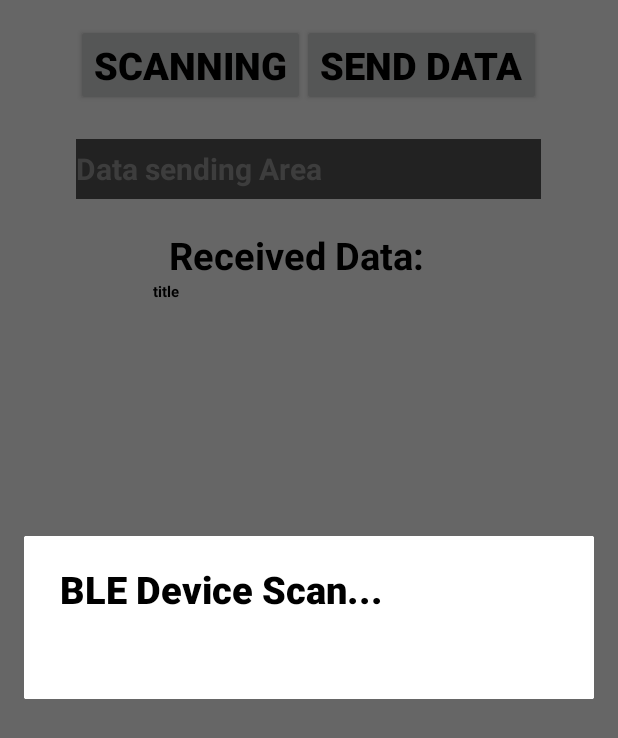
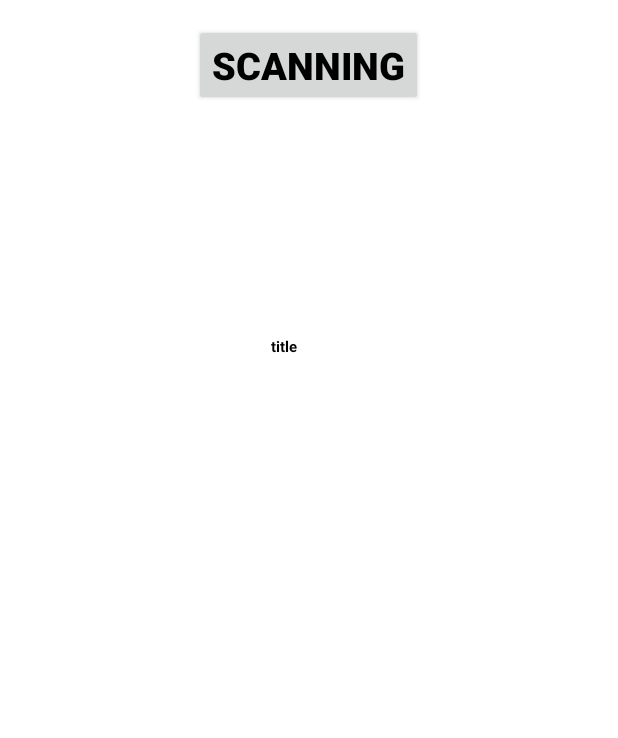
Before and after one commit to kangseonho/HADA_Outsourcing_Projects, an Android app: the MainActivity screen opened directly, with no data from a screen before it, after a tap on "SCAN", on a phone screen of 412 x 824 dp. Shown: the top 738 px of the screen. Run offline under Robolectric (Android 15) with nearby library versions, the phone set to English and light mode, and no system bars; 5 statements that could not run were skipped.

Commit message:
[healthApp] simple BLE connection
.

```diff
--- a/HealthApp/app/src/main/java/com/example/healthapp/ble/BlunoLibrary.java
+++ b/HealthApp/app/src/main/java/com/example/healthapp/ble/BlunoLibrary.java
@@ -35,7 +35,7 @@ import com.example.healthapp.R;
 import java.util.ArrayList;
 import java.util.List;
 
-public abstract  class BlunoLibrary  extends Activity{
+public abstract  class BlunoLibrary extends Activity{
 
     private Context mainContext=this;
     private  String [] mStrPermission = {
@@ -85,8 +85,8 @@ public abstract  class BlunoLibrary  extends Activity{
     BluetoothLeService mBluetoothLeService;
     private ArrayList<ArrayList<BluetoothGattCharacteristic>> mGattCharacteristics =
             new ArrayList<ArrayList<BluetoothGattCharacteristic>>();
-    private LeDeviceListAdapter mLeDeviceListAdapter=null;
     private BluetoothAdapter mBluetoothAdapter;
+    private BluetoothDevice mBluno;
     private boolean mScanning =false;
     AlertDialog mScanDeviceDialog;
     private String mDeviceName;
@@ -135,18 +135,10 @@ public abstract  class BlunoLibrary  extends Activity{
 
         Intent gattServiceIntent = new Intent(this, BluetoothLeService.class);
         bindService(gattServiceIntent, mServiceConnection, Context.BIND_AUTO_CREATE);
+    }
 
-
-        // Initializes list view adapter.
-        mLeDeviceListAdapter = new LeDeviceListAdapter();
-        // Initializes and show the scan Device Dialog
-        mScanDeviceDialog = new AlertDialog.Builder(mainContext)
-                .setTitle("BLE Device Scan...").setAdapter(mLeDeviceListAdapter, new DialogInterface.OnClickListener() {
-
-                    @Override
-                    public void onClick(DialogInterface dialog, int which)
-                    {
-                        final BluetoothDevice device = mLeDeviceListAdapter.getDevice(which);
+    public void onConnection() {
+        final BluetoothDevice device = mBluno;
         if (device == null)
             return;
         scanLeDevice(false);
@@ -177,22 +169,6 @@ public abstract  class BlunoLibrary  extends Activity{
             }
         }
     }
-                })
-                .setOnCancelListener(new DialogInterface.OnCancelListener() {
-
-                    @Override
-                    public void onCancel(DialogInterface arg0) {
-                        System.out.println("mBluetoothAdapter.stopLeScan");
-
-                        mConnectionState = connectionStateEnum.isToScan;
-                        onConectionStateChange(mConnectionState);
-                        mScanDeviceDialog.dismiss();
-
-                        scanLeDevice(false);
-                    }
-                }).create();
-
-    }
 
 
 
@@ -220,7 +196,6 @@ public abstract  class BlunoLibrary  extends Activity{
         System.out.println("BLUNOActivity onPause");
         scanLeDevice(false);
         mainContext.unregisterReceiver(mGattUpdateReceiver);
-        mLeDeviceListAdapter.clear();
         mConnectionState=connectionStateEnum.isToScan;
         onConectionStateChange(mConnectionState);
         mScanDeviceDialog.dismiss();
@@ -359,13 +334,11 @@ public abstract  class BlunoLibrary  extends Activity{
                 mConnectionState=connectionStateEnum.isScanning;
                 onConectionStateChange(mConnectionState);
                 scanLeDevice(true);
-                mScanDeviceDialog.show();
                 break;
             case isToScan:
                 mConnectionState=connectionStateEnum.isScanning;
                 onConectionStateChange(mConnectionState);
                 scanLeDevice(true);
-                mScanDeviceDialog   .show();
                 break;
             case isScanning:
 
@@ -395,16 +368,6 @@ public abstract  class BlunoLibrary  extends Activity{
 
     void scanLeDevice(final boolean enable) {
         if (enable) {
-            // Stops scanning after a pre-defined scan period.
-
-            System.out.println("mBluetoothAdapter.startLeScan");
-
-            if(mLeDeviceListAdapter != null)
-            {
-                mLeDeviceListAdapter.clear();
-                mLeDeviceListAdapter.notifyDataSetChanged();
-            }
-
             if(!mScanning)
             {
                 mScanning = true;
@@ -448,9 +411,10 @@ public abstract  class BlunoLibrary  extends Activity{
             ((Activity) mainContext).runOnUiThread(new Runnable() {
                 @Override
                 public void run() {
-                    System.out.println("mLeScanCallback onLeScan run ");
-                    mLeDeviceListAdapter.addDevice(device);
-                    mLeDeviceListAdapter.notifyDataSetChanged();
+                    if(device.getAddress().equals("D0:B5:C2:8F:77:5F")) {
+                        mBluno = device;
+                        onConnection();
+                    }
                 }
             });
         }
@@ -518,74 +482,6 @@ public abstract  class BlunoLibrary  extends Activity{
         return intentFilter;
     }
 
-    private class LeDeviceListAdapter extends BaseAdapter {
-        private ArrayList<BluetoothDevice> mLeDevices;
-        private LayoutInflater mInflator;
-
-        public LeDeviceListAdapter() {
-            super();
-            mLeDevices = new ArrayList<BluetoothDevice>();
-            mInflator =  ((Activity) mainContext).getLayoutInflater();
-        }
-
-        public void addDevice(BluetoothDevice device) {
-            if (!mLeDevices.contains(device)) {
-                mLeDevices.add(device);
-            }
-        }
-
-        public BluetoothDevice getDevice(int position) {
-            return mLeDevices.get(position);
-        }
-
-        public void clear() {
-            mLeDevices.clear();
-        }
-
-        @Override
-        public int getCount() {
-            return mLeDevices.size();
-        }
-
-        @Override
-        public Object getItem(int i) {
-            return mLeDevices.get(i);
-        }
-
-        @Override
-        public long getItemId(int i) {
-            return i;
-        }
-
-        @Override
-        public View getView(int i, View view, ViewGroup viewGroup) {
-            ViewHolder viewHolder;
-            // General ListView optimization code.
-            if (view == null) {
-                view = mInflator.inflate(R.layout.listitem_device, null);
-                viewHolder = new ViewHolder();
-                viewHolder.deviceAddress = (TextView) view
-                        .findViewById(R.id.device_address);
-                viewHolder.deviceName = (TextView) view
-                        .findViewById(R.id.device_name);
-                System.out.println("mInflator.inflate  getView");
-                view.setTag(viewHolder);
-            } else {
-                viewHolder = (ViewHolder) view.getTag();
-            }
-
-            BluetoothDevice device = mLeDevices.get(i);
-            final String deviceName = device.getName();
-            if (deviceName != null && deviceName.length() > 0)
-                viewHolder.deviceName.setText(deviceName);
-            else
-                viewHolder.deviceName.setText(R.string.unknown_device);
-            viewHolder.deviceAddress.setText(device.getAddress());
-
-            return view;
-        }
-    }
-
     public void request(int requestCode, OnPermissionsResult permissionsResult){
         if(!checkPermissionsAll()){
             requestPermissionAll(requestCode, permissionsResult);
--- a/HealthApp/app/src/main/java/com/example/healthapp/screen/MainActivity.java
+++ b/HealthApp/app/src/main/java/com/example/healthapp/screen/MainActivity.java
@@ -19,8 +19,6 @@ import java.util.List;
 
 public class MainActivity extends BlunoLibrary {
     private Button buttonScan;
-    private Button buttonSerialSend;
-    private EditText serialSendText;
     private TextView serialReceivedText;
 
     @Override
@@ -39,34 +37,20 @@ public class MainActivity extends BlunoLibrary {
                 Toast.makeText(MainActivity.this,"실패",Toast.LENGTH_SHORT).show();
             }
         });
-
-        onCreateProcess();														//onCreate Process by BlunoLibrary
+        //onCreate Process by BlunoLibrary
+        onCreateProcess();
 
 
-        serialBegin(115200);													//set the Uart Baudrate on BLE chip to 115200
+        serialBegin(115200);
 
-        serialReceivedText=(TextView) findViewById(R.id.serialReveicedText);	//initial the EditText of the received data
-        serialSendText=(EditText) findViewById(R.id.serialSendText);			//initial the EditText of the sending data
-
-        buttonSerialSend = (Button) findViewById(R.id.buttonSerialSend);		//initial the button for sending the data
-        buttonSerialSend.setOnClickListener(new OnClickListener() {
-
-            @Override
-            public void onClick(View v) {
-                // TODO Auto-generated method stub
-
-                serialSend(serialSendText.getText().toString());				//send the data to the BLUNO
-            }
-        });
+        serialReceivedText=(TextView) findViewById(R.id.serialReveicedText);
 
         buttonScan = (Button) findViewById(R.id.buttonScan);					//initial the button for scanning the BLE device
         buttonScan.setOnClickListener(new OnClickListener() {
 
             @Override
             public void onClick(View v) {
-                // TODO Auto-generated method stub
-
-                buttonScanOnClickProcess();										//Alert Dialog for selecting the BLE device
+                buttonScanOnClickProcess();
             }
         });
     }
--- a/HealthApp/app/src/main/res/layout/activity_main.xml
+++ b/HealthApp/app/src/main/res/layout/activity_main.xml
@@ -12,65 +12,30 @@
     android:focusableInTouchMode="true">
 
     <ScrollView
+        android:id="@+id/scrollView"
         android:layout_width="wrap_content"
         android:layout_height="wrap_content"
-        android:id="@+id/scrollView"
-        android:layout_below="@+id/editText2"
-        android:layout_alignStart="@+id/editText2"
+        android:layout_below="@+id/buttonScan"
         android:layout_alignParentBottom="true"
-        android:layout_alignEnd="@+id/serialSendText">
+        android:layout_marginTop="153dp"
+        android:layout_marginBottom="509dp">
 
         <TextView
             android:id="@+id/serialReveicedText"
             android:layout_width="wrap_content"
             android:layout_height="wrap_content"
-            android:ems="10"
-            android:textSize="10sp"
             android:layout_below="@+id/editText2"
             android:layout_alignStart="@+id/editText2"
             android:layout_alignEnd="@+id/serialSendText"
-            android:layout_alignParentBottom="true" />
+            android:layout_alignParentBottom="true"
+            android:ems="10"
+            android:textSize="10sp" />
     </ScrollView>
-
-    <Button
-        android:id="@+id/buttonSerialSend"
-        android:layout_width="wrap_content"
-        android:layout_height="wrap_content"
-        android:layout_above="@+id/serialSendText"
-        android:layout_alignRight="@+id/serialSendText"
-        android:text="Send Data" />
-
-    <TextView
-        android:id="@+id/editText2"
-        android:layout_width="wrap_content"
-        android:layout_height="wrap_content"
-        android:layout_alignLeft="@+id/serialSendText"
-        android:layout_below="@+id/serialSendText"
-        android:layout_marginTop="20dp"
-        android:ems="10"
-        android:text="Received Data:"
-        android:textSize="25sp" />
-
-    <EditText
-        android:id="@+id/serialSendText"
-        android:layout_width="310dp"
-        android:layout_height="40dp"
-        android:layout_below="@+id/buttonScan"
-        android:layout_centerHorizontal="true"
-        android:layout_marginTop="22dp"
-        android:background="#555555"
-        android:bufferType="editable"
-        android:ems="10"
-        android:inputType="text"
-        android:text="Data sending Area"
-        android:textColor="#999999"
-        android:textSize="20dip" />
 
     <Button
         android:id="@+id/buttonScan"
         android:layout_width="wrap_content"
         android:layout_height="wrap_content"
-        android:layout_alignLeft="@+id/serialSendText"
         android:layout_alignParentTop="true"
         android:text="Scan" />
 
```
Also changed, not shown: HealthApp/app/src/main/res/layout/listitem_device.xml (deleted, +0 -14 lines). Lines whose indentation alone changed are shown as unchanged.
